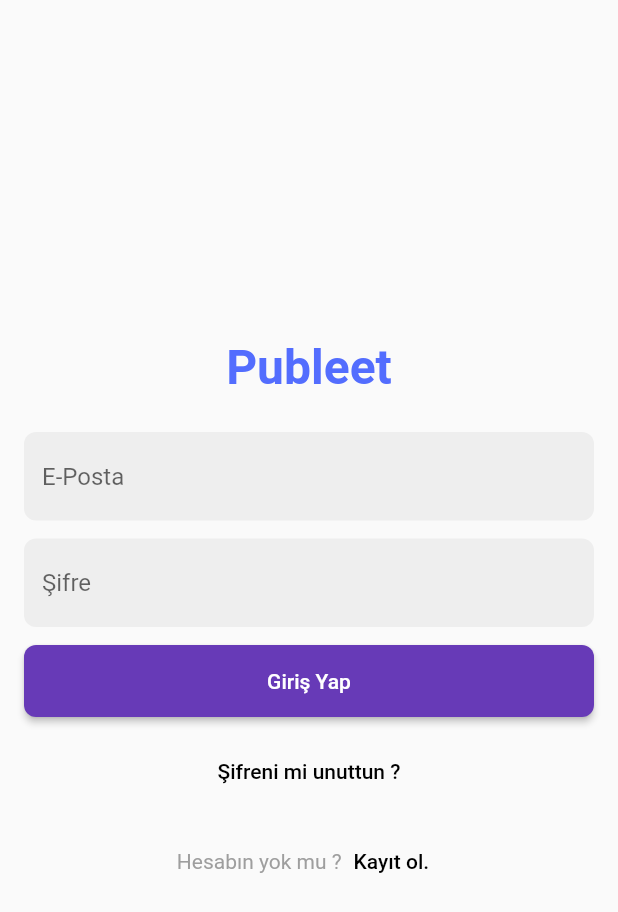
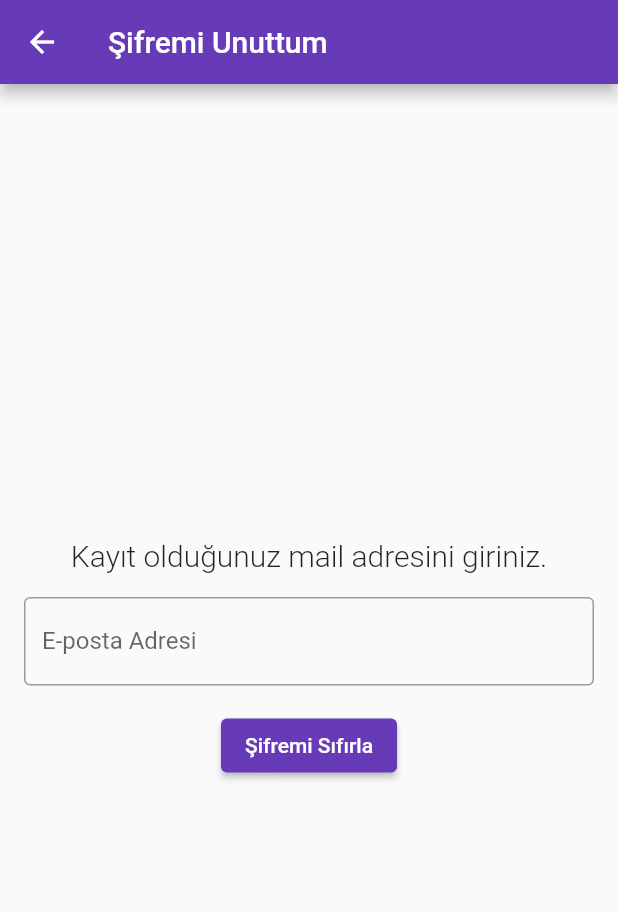
Before and after one commit to emircancavusoglu/publeet1, a Flutter app: the screen it shows after launch, after a tap on "Şifreni mi unuttun ?", on a phone screen of 412 x 824 dp. Shown: the top 912 px of the screen. Run offline on Flutter 3.47's test engine with Material 2 defaults, Android fonts, the phone set to English and light mode, and no system bars; our stand-ins replace cloud_firestore, firebase_auth, firebase_core, fluttertoast, geocoding, geolocator and 1 more; accounts and stored records are empty.

Commit message:
create forget password screen.

```diff
--- /dev/null
+++ b/lib/forget_password.dart
@@ -0,0 +1,43 @@
+import 'package:flutter/material.dart';
+
+class ForgetPassword extends StatelessWidget {
+  const ForgetPassword({super.key});
+
+  @override
+  Widget build(BuildContext context) {
+    return Scaffold(
+      appBar: AppBar(
+        title: const Text('Şifremi Unuttum'),
+      ),
+      body: Padding(
+        padding: const EdgeInsets.all(16.0),
+        child: Column(
+          mainAxisAlignment: MainAxisAlignment.center,
+          children: [
+            const Text(
+              'Kayıt olduğunuz mail adresini giriniz.',
+              style: TextStyle(
+                fontSize: 20,
+                fontWeight: FontWeight.w300,
+              ),
+            ),
+            const SizedBox(height: 16),
+            TextFormField(
+              decoration: const InputDecoration(
+                labelText: 'E-posta Adresi',
+                border: OutlineInputBorder(),
+              ),
+            ),
+            const SizedBox(height: 16),
+            ElevatedButton(
+              onPressed: () {
+
+              },
+              child: const Text('Şifremi Sıfırla'),
+            ),
+          ],
+        ),
+      ),
+    );
+  }
+}
--- a/lib/login_screen.dart
+++ b/lib/login_screen.dart
@@ -1,4 +1,5 @@
 import 'package:flutter/material.dart';
+import 'package:publeet1/forget_password.dart';
 import 'package:publeet1/services/auth_services.dart';
 import 'package:publeet1/sign_register_form.dart';
 import 'package:firebase_auth/firebase_auth.dart';
@@ -87,7 +88,9 @@ class _LoginScreenState extends State<LoginScreen> {
             ),
             const SizedBox(height: 12),
             TextButton(
-              onPressed: () {},
+              onPressed: () {
+                Navigator.push(context, MaterialPageRoute(builder: (context) => const ForgetPassword(),));
+              },
               child: const Text(
                 "Şifreni mi unuttun ?",
                 style: TextStyle(
```
